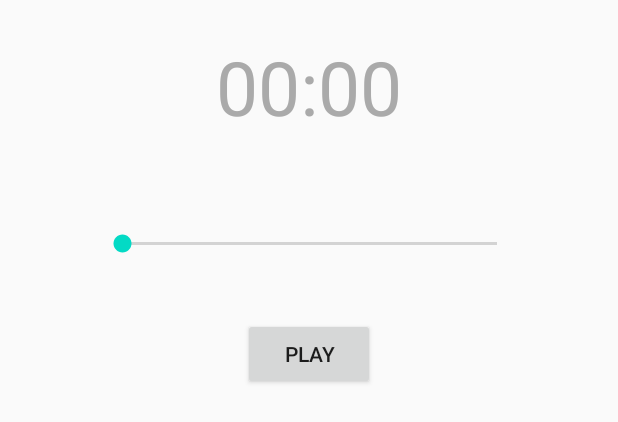
After one commit to byniel/CMSC436Group9DailyJournalApp, an Android app: the layout recording_player_dialog.xml on its own in the app's theme, with its tools: preview values and no code run, on a phone screen of 412 x 824 dp. The commit adds this screen. Shown: the top 422 px of the screen. Run offline under Robolectric (Android 15) with nearby library versions, the phone set to English and light mode, and no system bars.

Commit message:
recording complete

```diff
--- /dev/null
+++ b/DailyJournalGroup9/app/src/main/res/layout/recording_player_dialog.xml
@@ -0,0 +1,53 @@
+<?xml version="1.0" encoding="utf-8"?>
+<androidx.constraintlayout.widget.ConstraintLayout
+    xmlns:android="http://schemas.android.com/apk/res/android"
+    xmlns:app="http://schemas.android.com/apk/res-auto"
+    xmlns:tools="http://schemas.android.com/tools"
+    android:layout_width="match_parent"
+    android:layout_height="match_parent">
+
+    <Chronometer
+        android:id="@+id/chronometer"
+        android:layout_width="272dp"
+        android:layout_height="73dp"
+        android:layout_gravity="center_horizontal"
+        android:layout_marginTop="24dp"
+        android:gravity="center_horizontal"
+        android:textColor="@android:color/darker_gray"
+        android:textSize="50sp"
+        app:layout_constraintEnd_toEndOf="parent"
+        app:layout_constraintStart_toStartOf="parent"
+        app:layout_constraintTop_toTopOf="parent" />
+
+    <Button
+        android:id="@+id/play_button"
+        android:layout_width="wrap_content"
+        android:layout_height="wrap_content"
+        android:layout_marginTop="212dp"
+        android:text="Play"
+        app:layout_constraintEnd_toEndOf="parent"
+        app:layout_constraintStart_toStartOf="parent"
+        app:layout_constraintTop_toTopOf="parent" />
+
+    <SeekBar
+        android:id="@+id/seekBar2"
+        android:layout_width="282dp"
+        android:layout_height="53dp"
+        android:layout_marginTop="136dp"
+        app:layout_constraintEnd_toEndOf="parent"
+        app:layout_constraintStart_toStartOf="parent"
+        app:layout_constraintTop_toTopOf="parent" />
+
+    <Button
+        android:id="@+id/pause_button"
+        android:layout_width="wrap_content"
+        android:layout_height="wrap_content"
+        android:layout_marginTop="212dp"
+        android:visibility="gone"
+        android:text="Pause"
+        app:layout_constraintEnd_toEndOf="parent"
+        app:layout_constraintHorizontal_bias="0.498"
+        app:layout_constraintStart_toStartOf="parent"
+        app:layout_constraintTop_toTopOf="parent" />
+
+</androidx.constraintlayout.widget.ConstraintLayout>
```
Also changed, not shown: DailyJournalGroup9/app/src/main/java/com/example/dailyjournalgroup9/LoggedActivity.kt (+100 -3 lines), DailyJournalGroup9/app/src/main/java/com/example/dailyjournalgroup9/LoggingActivity.kt (+10 -1 lines).
